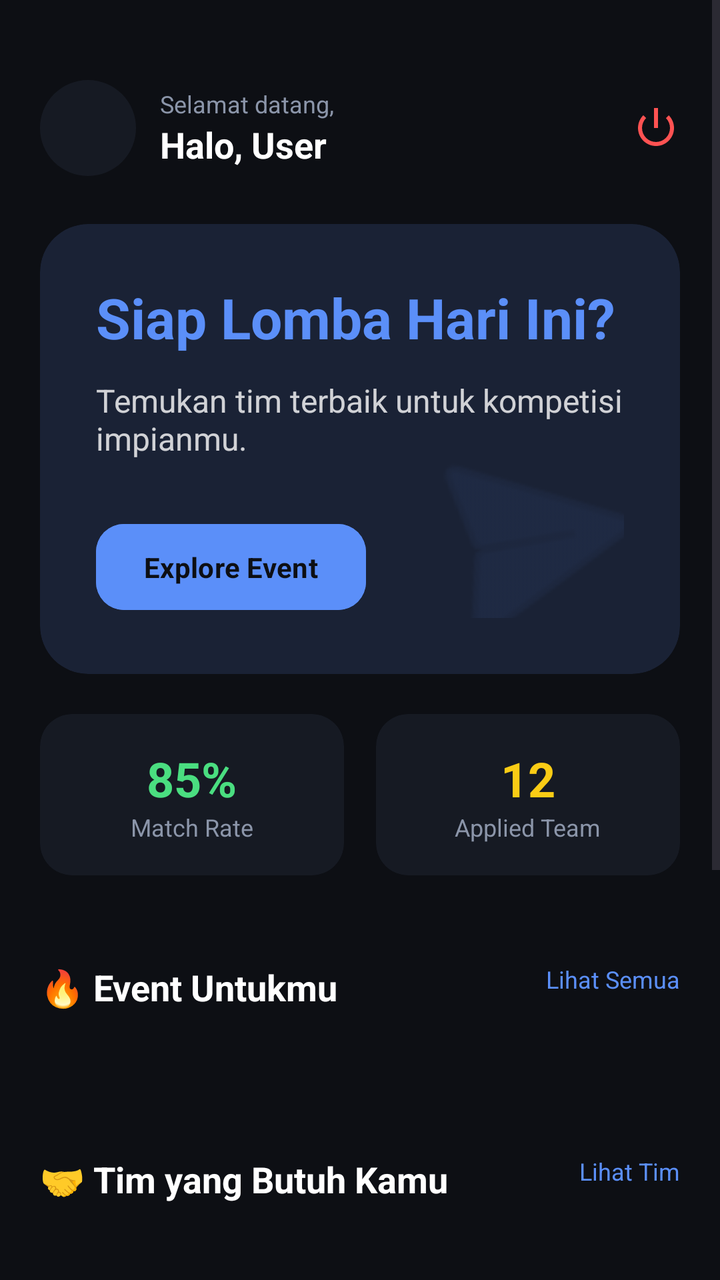
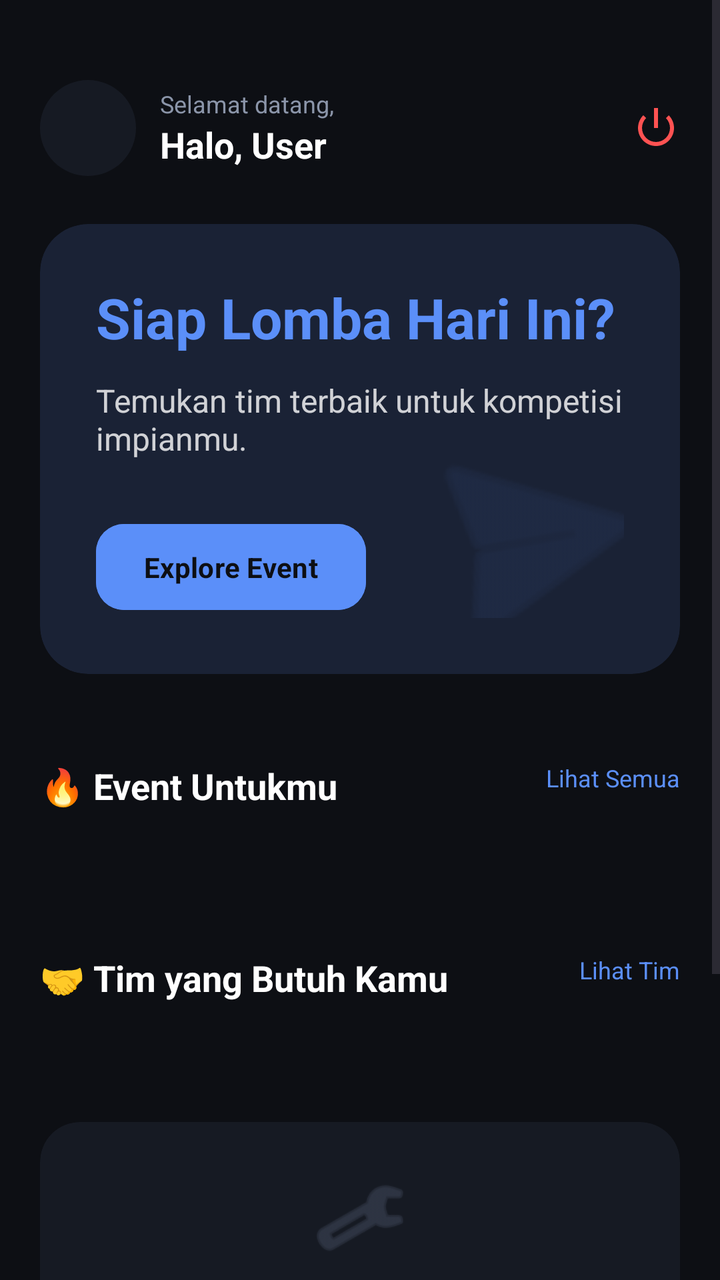

An Android layout rendered at two revisions. The XML below is the earlier revision; the diff shows what the commit changed to produce the second picture.
<!-- AndroidManifest.xml: application theme Theme.Joko -->
<!-- res/layout/fragment_home.xml -->
<?xml version="1.0" encoding="utf-8"?>
<androidx.constraintlayout.widget.ConstraintLayout xmlns:android="http://schemas.android.com/apk/res/android"
    xmlns:app="http://schemas.android.com/apk/res-auto"
    xmlns:tools="http://schemas.android.com/tools"
    android:layout_width="match_parent"
    android:layout_height="match_parent"
    android:background="@color/bg_base">

    <ScrollView
        android:layout_width="match_parent"
        android:layout_height="match_parent"
        android:fillViewport="true">

        <LinearLayout
            android:layout_width="match_parent"
            android:layout_height="wrap_content"
            android:orientation="vertical"
            android:paddingHorizontal="20dp"
            android:paddingBottom="20dp"
            android:paddingTop="40dp">

            
            <RelativeLayout
                android:layout_width="match_parent"
                android:layout_height="wrap_content">

                <com.google.android.material.imageview.ShapeableImageView
                    android:id="@+id/ivProfile"
                    android:layout_width="48dp"
                    android:layout_height="48dp"
                    android:background="@color/bg_surface"
                    android:scaleType="centerCrop"
                    app:shapeAppearanceOverlay="@style/CircleImage" />

                <LinearLayout
                    android:layout_width="wrap_content"
                    android:layout_height="wrap_content"
                    android:layout_centerVertical="true"
                    android:layout_marginStart="12dp"
                    android:layout_toEndOf="@id/ivProfile"
                    android:orientation="vertical">

                    <TextView
                        android:layout_width="wrap_content"
                        android:layout_height="wrap_content"
                        android:text="Selamat datang,"
                        android:textColor="@color/text_secondary"
                        android:textSize="12sp" />

                    <TextView
                        android:id="@+id/tvUserName"
                        android:layout_width="wrap_content"
                        android:layout_height="wrap_content"
                        android:text="Halo, User"
                        android:textColor="@color/white"
                        android:textSize="18sp"
                        android:textStyle="bold" />
                </LinearLayout>

                <LinearLayout
                    android:layout_width="wrap_content"
                    android:layout_height="wrap_content"
                    android:layout_alignParentEnd="true"
                    android:layout_centerVertical="true"
                    android:orientation="horizontal">

                    <ImageView
                        android:id="@+id/btnLogout"
                        android:layout_width="24dp"
                        android:layout_height="24dp"
                        android:src="@android:drawable/ic_lock_power_off"
                        app:tint="#FF5252" />
                </LinearLayout>
            </RelativeLayout>

            
            <androidx.cardview.widget.CardView
                android:layout_width="match_parent"
                android:layout_height="wrap_content"
                android:layout_marginTop="24dp"
                app:cardBackgroundColor="@color/bg_banner"
                app:cardCornerRadius="24dp"
                app:cardElevation="0dp">

                <androidx.constraintlayout.widget.ConstraintLayout
                    android:layout_width="match_parent"
                    android:layout_height="wrap_content"
                    android:padding="28dp">

                    <ImageView
                        android:id="@+id/ivRocket"
                        android:layout_width="140dp"
                        android:layout_height="140dp"
                        android:layout_marginEnd="-30dp"
                        android:layout_marginBottom="-30dp"
                        android:alpha="0.12"
                        android:rotation="-10"
                        android:src="@android:drawable/ic_menu_send"
                        app:layout_constraintBottom_toBottomOf="parent"
                        app:layout_constraintEnd_toEndOf="parent"
                        app:tint="@color/primary" />

                    <TextView
                        android:id="@+id/tvBannerTitle"
                        android:layout_width="0dp"
                        android:layout_height="wrap_content"
                        android:text="@string/banner_title"
                        android:textColor="@color/primary"
                        android:textSize="28sp"
                        android:textStyle="bold"
                        app:layout_constraintEnd_toEndOf="parent"
                        app:layout_constraintStart_toStartOf="parent"
                        app:layout_constraintTop_toTopOf="parent" />

                    <TextView
                        android:id="@+id/tvBannerDesc"
                        android:layout_width="0dp"
                        android:layout_height="wrap_content"
                        android:layout_marginTop="12dp"
                        android:alpha="0.8"
                        android:text="@string/banner_desc"
                        android:textColor="@color/white"
                        android:textSize="16sp"
                        app:layout_constraintEnd_toEndOf="parent"
                        app:layout_constraintStart_toStartOf="parent"
                        app:layout_constraintTop_toBottomOf="@id/tvBannerTitle" />

                    <Button
                        android:id="@+id/btnExploreBanner"
                        android:layout_width="wrap_content"
                        android:layout_height="wrap_content"
                        android:layout_marginTop="28dp"
                        android:backgroundTint="@color/primary"
                        android:paddingHorizontal="24dp"
                        android:paddingVertical="12dp"
                        android:text="@string/btn_explore_event"
                        android:textAllCaps="false"
                        android:textColor="#0D0F14"
                        android:textStyle="bold"
                        app:cornerRadius="14dp"
                        app:layout_constraintStart_toStartOf="parent"
                        app:layout_constraintTop_toBottomOf="@id/tvBannerDesc" />

                    <Button
                        android:id="@+id/btnCreateEvent"
                        android:layout_width="wrap_content"
                        android:layout_height="wrap_content"
                        android:layout_marginStart="12dp"
                        android:backgroundTint="@color/primary"
                        android:paddingHorizontal="24dp"
                        android:paddingVertical="12dp"
                        android:text="@string/btn_buat_event"
                        android:textAllCaps="false"
                        android:textColor="#0D0F14"
                        android:textStyle="bold"
                        android:visibility="gone"
                        app:cornerRadius="14dp"
                        app:layout_constraintBottom_toBottomOf="@id/btnExploreBanner"
                        app:layout_constraintStart_toEndOf="@id/btnExploreBanner"
                        app:layout_constraintTop_toTopOf="@id/btnExploreBanner"
                        tools:visibility="visible" />

                </androidx.constraintlayout.widget.ConstraintLayout>
            </androidx.cardview.widget.CardView>

            
            <LinearLayout
                android:layout_width="match_parent"
                android:layout_height="wrap_content"
                android:layout_marginTop="20dp"
                android:orientation="horizontal">

                <androidx.cardview.widget.CardView
                    android:layout_width="0dp"
                    android:layout_height="wrap_content"
                    android:layout_marginEnd="8dp"
                    android:layout_weight="1"
                    app:cardBackgroundColor="@color/bg_surface"
                    app:cardCornerRadius="16dp"
                    app:cardElevation="0dp">
                    <LinearLayout
                        android:layout_width="match_parent"
                        android:layout_height="wrap_content"
                        android:gravity="center"
                        android:orientation="vertical"
                        android:padding="16dp">
                        <TextView
                            android:layout_width="wrap_content"
                            android:layout_height="wrap_content"
                            android:text="85%"
                            android:textColor="@color/secondary"
                            android:textSize="24sp"
                            android:textStyle="bold" />
                        <TextView
                            android:layout_width="wrap_content"
                            android:layout_height="wrap_content"
                            android:text="Match Rate"
                            android:textColor="@color/text_secondary"
                            android:textSize="12sp" />
                    </LinearLayout>
                </androidx.cardview.widget.CardView>

                <androidx.cardview.widget.CardView
                    android:layout_width="0dp"
                    android:layout_height="wrap_content"
                    android:layout_marginStart="8dp"
                    android:layout_weight="1"
                    app:cardBackgroundColor="@color/bg_surface"
                    app:cardCornerRadius="16dp"
                    app:cardElevation="0dp">
                    <LinearLayout
                        android:layout_width="match_parent"
                        android:layout_height="wrap_content"
                        android:gravity="center"
                        android:orientation="vertical"
                        android:padding="16dp">
                        <TextView
                            android:layout_width="wrap_content"
                            android:layout_height="wrap_content"
                            android:text="12"
                            android:textColor="#FACC15"
                            android:textSize="24sp"
                            android:textStyle="bold" />
                        <TextView
                            android:layout_width="wrap_content"
                            android:layout_height="wrap_content"
                            android:text="Applied Team"
                            android:textColor="@color/text_secondary"
                            android:textSize="12sp" />
                    </LinearLayout>
                </androidx.cardview.widget.CardView>
            </LinearLayout>

            
            <RelativeLayout
                android:layout_width="match_parent"
                android:layout_height="48dp"
                android:layout_marginTop="32dp"
                android:gravity="center">
                <TextView
                    android:layout_width="wrap_content"
                    android:layout_height="wrap_content"
                    android:text="🔥 Event Untukmu"
                    android:textColor="@color/white"
                    android:textSize="18sp"
                    android:textStyle="bold" />
                <TextView
                    android:id="@+id/btnLihatSemuaEvents"
                    android:layout_width="wrap_content"
                    android:layout_height="wrap_content"
                    android:layout_alignParentEnd="true"
                    android:text="Lihat Semua"
                    android:clickable="true"
                    android:focusable="true"
                    android:textColor="@color/primary"
                    android:textSize="12sp" />
            </RelativeLayout>

            <androidx.recyclerview.widget.RecyclerView
                android:id="@+id/rvHomeEvents"
                android:layout_width="match_parent"
                android:layout_height="wrap_content"
                android:layout_marginTop="16dp"
                android:orientation="horizontal"
                app:layoutManager="androidx.recyclerview.widget.LinearLayoutManager"
                tools:listitem="@layout/item_home_event" />

            
            <RelativeLayout
                android:layout_width="match_parent"
                android:layout_height="48dp"
                android:layout_marginTop="32dp"
                android:gravity="center">
                <TextView
                    android:layout_width="wrap_content"
                    android:layout_height="wrap_content"
                    android:text="🤝 Tim yang Butuh Kamu"
                    android:textColor="@color/white"
                    android:textSize="18sp"
                    android:textStyle="bold" />

                <TextView
                    android:id="@+id/btnLihatTim"
                    android:layout_width="wrap_content"
                    android:layout_height="wrap_content"
                    android:layout_alignParentEnd="true"
                    android:text="Lihat Tim"
                    android:clickable="true"
                    android:focusable="true"
                    android:textColor="@color/primary"
                    android:textSize="12sp" />
            </RelativeLayout>

            <androidx.recyclerview.widget.RecyclerView
                android:id="@+id/rv_home_teams"
                android:layout_width="match_parent"
                android:layout_height="wrap_content"
                android:layout_marginTop="16dp"
                android:orientation="horizontal"
                app:layoutManager="androidx.recyclerview.widget.LinearLayoutManager"
                tools:listitem="@layout/item_home_team_card" />

            
            <androidx.cardview.widget.CardView
                android:layout_width="match_parent"
                android:layout_height="wrap_content"
                android:layout_marginTop="32dp"
                android:layout_marginBottom="24dp"
                app:cardBackgroundColor="@color/bg_surface"
                app:cardCornerRadius="20dp"
                app:cardElevation="0dp">

                <LinearLayout
                    android:layout_width="match_parent"
                    android:layout_height="wrap_content"
                    android:gravity="center"
                    android:orientation="vertical"
                    android:padding="24dp">

                    <ImageView
                        android:layout_width="48dp"
                        android:layout_height="48dp"
                        android:src="@android:drawable/ic_menu_preferences"
                        app:tint="@color/text_disabled" />

                    <TextView
                        android:layout_width="wrap_content"
                        android:layout_height="wrap_content"
                        android:layout_marginTop="16dp"
                        android:text="Lengkapi Profil Skilmu"
                        android:textColor="@color/white"
                        android:textSize="16sp"
                        android:textStyle="bold" />

                    <TextView
                        android:layout_width="wrap_content"
                        android:layout_height="wrap_content"
                        android:layout_marginTop="8dp"
                        android:gravity="center"
                        android:text="Bantu kami merekomendasikan tim yang paling pas buat kamu."
                        android:textColor="@color/text_secondary"
                        android:textSize="12sp" />

                    <Button
                        android:id="@+id/btnAturMinat"
                        style="@style/Widget.MaterialComponents.Button.OutlinedButton"
                        android:layout_width="wrap_content"
                        android:layout_height="wrap_content"
                        android:layout_marginTop="16dp"
                        android:text="Atur Minat"
                        android:textAllCaps="false"
                        android:textColor="@color/primary"
                        app:cornerRadius="12dp"
                        app:strokeColor="@color/primary" />
                </LinearLayout>
            </androidx.cardview.widget.CardView>
        </LinearLayout>
    </ScrollView>

</androidx.constraintlayout.widget.ConstraintLayout>
<!-- res/layout/item_home_event.xml (included above) -->
<?xml version="1.0" encoding="utf-8"?>
<androidx.cardview.widget.CardView xmlns:android="http://schemas.android.com/apk/res/android"
    xmlns:app="http://schemas.android.com/apk/res-auto"
    android:id="@+id/cvHomeEvent"
    android:layout_width="280dp"
    android:layout_height="wrap_content"
    android:layout_marginEnd="16dp"
    android:clickable="true"
    android:focusable="true"
    android:foreground="?android:attr/selectableItemBackground"
    app:cardBackgroundColor="@color/bg_surface"
    app:cardCornerRadius="16dp"
    app:cardElevation="0dp">

    <LinearLayout
        android:layout_width="match_parent"
        android:layout_height="wrap_content"
        android:orientation="vertical">

        <ImageView
            android:id="@+id/ivEventBanner"
            android:layout_width="match_parent"
            android:layout_height="140dp"
            android:scaleType="centerCrop"
            android:background="@color/text_disabled" />

        <LinearLayout
            android:layout_width="match_parent"
            android:layout_height="wrap_content"
            android:padding="16dp"
            android:orientation="vertical">

            <TextView
                android:id="@+id/tvEventTitle"
                android:layout_width="match_parent"
                android:layout_height="wrap_content"
                android:text="Event Title"
                android:textColor="@color/white"
                android:textSize="16sp"
                android:textStyle="bold"
                android:maxLines="1"
                android:ellipsize="end" />

            <TextView
                android:id="@+id/tvEventDate"
                android:layout_width="wrap_content"
                android:layout_height="wrap_content"
                android:layout_marginTop="8dp"
                android:text="📅 Date"
                android:textColor="@color/text_secondary"
                android:textSize="12sp" />

            <TextView
                android:id="@+id/tvEventLocation"
                android:layout_width="wrap_content"
                android:layout_height="wrap_content"
                android:layout_marginTop="4dp"
                android:text="📍 Location"
                android:textColor="@color/text_secondary"
                android:textSize="12sp"
                android:maxLines="1"
                android:ellipsize="end" />

            <RelativeLayout
                android:layout_width="match_parent"
                android:layout_height="wrap_content"
                android:layout_marginTop="16dp">

                <TextView
                    android:id="@+id/tvCategory"
                    android:layout_width="wrap_content"
                    android:layout_height="wrap_content"
                    android:text="Category"
                    android:textColor="@color/secondary"
                    android:textStyle="bold"
                    android:textSize="12sp" />

                <TextView
                    android:layout_width="wrap_content"
                    android:layout_height="wrap_content"
                    android:layout_alignParentEnd="true"
                    android:text="Lihat Detail"
                    android:textColor="@color/primary"
                    android:textSize="11sp" />
            </RelativeLayout>
        </LinearLayout>
    </LinearLayout>
</androidx.cardview.widget.CardView>
<!-- res/layout/item_home_team_card.xml (included above) -->
<?xml version="1.0" encoding="utf-8"?>
<androidx.cardview.widget.CardView xmlns:android="http://schemas.android.com/apk/res/android"
    xmlns:app="http://schemas.android.com/apk/res-auto"
    android:layout_width="260dp"
    android:layout_height="wrap_content"
    android:layout_marginEnd="16dp"
    app:cardBackgroundColor="@color/bg_surface"
    app:cardCornerRadius="16dp"
    app:cardElevation="0dp"
    app:contentPadding="16dp">

    <LinearLayout
        android:layout_width="match_parent"
        android:layout_height="wrap_content"
        android:orientation="vertical">

        <RelativeLayout
            android:layout_width="match_parent"
            android:layout_height="wrap_content">

            <LinearLayout
                android:layout_width="match_parent"
                android:layout_height="wrap_content"
                android:layout_toStartOf="@id/tv_slots"
                android:orientation="vertical">

                <TextView
                    android:id="@+id/tv_team_name"
                    android:layout_width="wrap_content"
                    android:layout_height="wrap_content"
                    android:fontFamily="sans-serif-black"
                    android:text="Alpha Team"
                    android:textColor="@color/white"
                    android:textSize="14sp"
                    android:maxLines="1"
                    android:ellipsize="end" />

                <TextView
                    android:id="@+id/tv_event_name"
                    android:layout_width="wrap_content"
                    android:layout_height="wrap_content"
                    android:text="Lomba Web App Dev"
                    android:textColor="@color/text_secondary"
                    android:textSize="10sp"
                    android:maxLines="1"
                    android:ellipsize="end" />
            </LinearLayout>

            <TextView
                android:id="@+id/tv_slots"
                android:layout_width="wrap_content"
                android:layout_height="wrap_content"
                android:layout_alignParentEnd="true"
                android:fontFamily="sans-serif-black"
                android:text="2/4"
                android:textColor="@color/primary"
                android:textSize="11sp" />

        </RelativeLayout>

        <TextView
            android:layout_width="wrap_content"
            android:layout_height="wrap_content"
            android:layout_marginTop="16dp"
            android:text="Mencari Role:"
            android:textColor="@color/text_secondary"
            android:textSize="12sp" />

        <LinearLayout
            android:id="@+id/layout_roles"
            android:layout_width="match_parent"
            android:layout_height="wrap_content"
            android:layout_marginTop="8dp"
            android:orientation="horizontal">
            
            <TextView
                android:id="@+id/tv_role_1"
                android:layout_width="wrap_content"
                android:layout_height="wrap_content"
                android:background="@drawable/bg_input_field"
                android:paddingHorizontal="8dp"
                android:paddingVertical="4dp"
                android:text="Backend"
                android:textColor="@color/primary"
                android:textSize="10sp" />
        </LinearLayout>

        <ProgressBar
            android:id="@+id/pb_recruitment"
            style="?android:attr/progressBarStyleHorizontal"
            android:layout_width="match_parent"
            android:layout_height="4dp"
            android:layout_marginTop="20dp"
            android:progress="50"
            android:progressTint="@color/primary" />
    </LinearLayout>
</androidx.cardview.widget.CardView>
<!-- resources referenced by this layout -->
<resources>
  <color name="bg_banner">#1A2235</color>
  <color name="bg_base">#0D0F14</color>
  <color name="bg_surface">#161A23</color>
  <color name="primary">#5B8FF9</color>
  <color name="secondary">#4ADE80</color>
  <color name="text_disabled">#3D4557</color>
  <color name="text_secondary">#8B95A9</color>
  <color name="white">#FFFFFFFF</color>
  <!-- drawable bg_input_field (drawable) -->
  <?xml version="1.0" encoding="utf-8"?>
  <shape xmlns:android="http://schemas.android.com/apk/res/android">
      <solid android:color="#1AFFFFFF" />
      <corners android:radius="8dp" />
      <stroke android:width="1dp" android:color="@color/outline_variant" />
  </shape>
  <string name="banner_desc">Temukan tim terbaik untuk kompetisi impianmu.</string>
  <string name="banner_title">Siap Lomba Hari Ini?</string>
  <string name="btn_buat_event">+ Buat Event</string>
  <string name="btn_explore_event">Explore Event</string>
  <style name="CircleImage">
          <item name="cornerSize">50%</item>
      </style>
  <style name="Theme.Joko" parent="Base.Theme.Joko" />
  <color name="outline_variant">#424753</color>
  <style name="Base.Theme.Joko" parent="Theme.Material3.DayNight.NoActionBar">
          <item name="colorPrimary">@color/primary</item>
          <item name="android:statusBarColor">@color/bg_base</item>
          <item name="android:windowBackground">@color/bg_base</item>
  
          
          <item name="fontFamily">@font/font_body</item>
  
          <item name="textAppearanceHeadlineLarge">@style/TextAppearance.App.HeadlineLarge</item>
          <item name="textAppearanceHeadlineMedium">@style/TextAppearance.App.HeadlineMedium</item>
          <item name="textAppearanceHeadlineSmall">@style/TextAppearance.App.HeadlineSmall</item>
          <item name="textAppearanceTitleLarge">@style/TextAppearance.App.TitleLarge</item>
      </style>
  <style name="TextAppearance.App.HeadlineLarge" parent="TextAppearance.Material3.HeadlineLarge">
          <item name="fontFamily">@font/font_headlines</item>
          <item name="android:fontFamily">@font/font_headlines</item>
      </style>
  <style name="TextAppearance.App.HeadlineMedium" parent="TextAppearance.Material3.HeadlineMedium">
          <item name="fontFamily">@font/font_headlines</item>
          <item name="android:fontFamily">@font/font_headlines</item>
      </style>
  <style name="TextAppearance.App.HeadlineSmall" parent="TextAppearance.Material3.HeadlineSmall">
          <item name="fontFamily">@font/font_headlines</item>
          <item name="android:fontFamily">@font/font_headlines</item>
      </style>
  <style name="TextAppearance.App.TitleLarge" parent="TextAppearance.Material3.TitleLarge">
          <item name="fontFamily">@font/font_headlines</item>
          <item name="android:fontFamily">@font/font_headlines</item>
          <item name="android:textStyle">bold</item>
      </style>
</resources>

<!-- the commit's change to res/layout/fragment_home.xml (unified diff, before → after) -->
@@ -162,74 +162,6 @@
 
                 </androidx.constraintlayout.widget.ConstraintLayout>
             </androidx.cardview.widget.CardView>
-
-            
-            <LinearLayout
-                android:layout_width="match_parent"
-                android:layout_height="wrap_content"
-                android:layout_marginTop="20dp"
-                android:orientation="horizontal">
-
-                <androidx.cardview.widget.CardView
-                    android:layout_width="0dp"
-                    android:layout_height="wrap_content"
-                    android:layout_marginEnd="8dp"
-                    android:layout_weight="1"
-                    app:cardBackgroundColor="@color/bg_surface"
-                    app:cardCornerRadius="16dp"
-                    app:cardElevation="0dp">
-                    <LinearLayout
-                        android:layout_width="match_parent"
-                        android:layout_height="wrap_content"
-                        android:gravity="center"
-                        android:orientation="vertical"
-                        android:padding="16dp">
-                        <TextView
-                            android:layout_width="wrap_content"
-                            android:layout_height="wrap_content"
-                            android:text="85%"
-                            android:textColor="@color/secondary"
-                            android:textSize="24sp"
-                            android:textStyle="bold" />
-                        <TextView
-                            android:layout_width="wrap_content"
-                            android:layout_height="wrap_content"
-                            android:text="Match Rate"
-                            android:textColor="@color/text_secondary"
-                            android:textSize="12sp" />
-                    </LinearLayout>
-                </androidx.cardview.widget.CardView>
-
-                <androidx.cardview.widget.CardView
-                    android:layout_width="0dp"
-                    android:layout_height="wrap_content"
-                    android:layout_marginStart="8dp"
-                    android:layout_weight="1"
-                    app:cardBackgroundColor="@color/bg_surface"
-                    app:cardCornerRadius="16dp"
-                    app:cardElevation="0dp">
-                    <LinearLayout
-                        android:layout_width="match_parent"
-                        android:layout_height="wrap_content"
-                        android:gravity="center"
-                        android:orientation="vertical"
-                        android:padding="16dp">
-                        <TextView
-                            android:layout_width="wrap_content"
-                            android:layout_height="wrap_content"
-                            android:text="12"
-                            android:textColor="#FACC15"
-                            android:textSize="24sp"
-                            android:textStyle="bold" />
-                        <TextView
-                            android:layout_width="wrap_content"
-                            android:layout_height="wrap_content"
-                            android:text="Applied Team"
-                            android:textColor="@color/text_secondary"
-                            android:textSize="12sp" />
-                    </LinearLayout>
-                </androidx.cardview.widget.CardView>
-            </LinearLayout>
 
             
             <RelativeLayout
